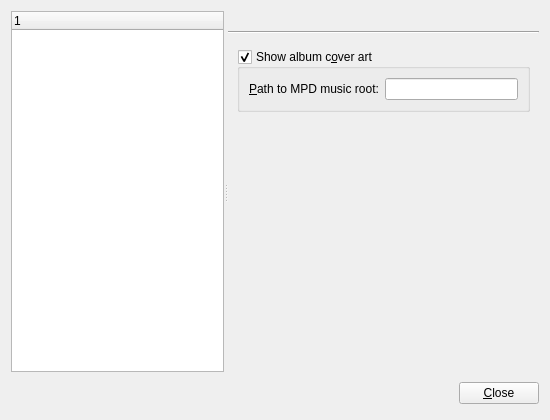
The window that ui/preferencesdialog.ui (Voker57/qmpdclient) describes before a commit, drawn with Qt 5.
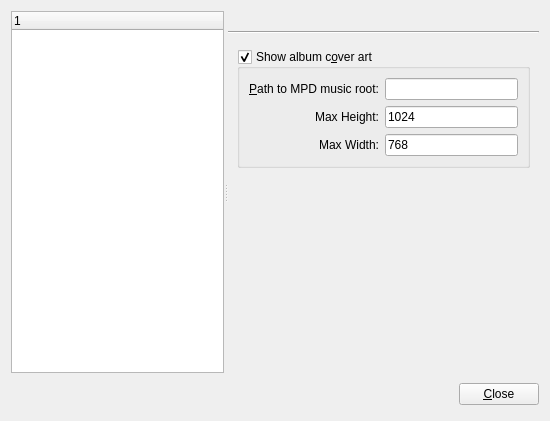
The same window after the commit. The open tabs and pages were chosen to show the change.

Commit message:
Fixed multiple about dialogs. Add max height and width size for cover art in preferences.
[Voker57]
Fixed english and style

Diff of the .ui file:
```diff
--- a/ui/preferencesdialog.ui
+++ b/ui/preferencesdialog.ui
@@ -7,7 +7,7 @@
     <x>0</x>
     <y>0</y>
     <width>550</width>
-    <height>420</height>
+    <height>421</height>
    </rect>
   </property>
   <property name="windowTitle">
@@ -810,7 +810,7 @@
           </layout>
          </widget>
          <widget class="QWidget" name="coverArtPage">
-          <layout class="QVBoxLayout">
+          <layout class="QVBoxLayout" name="verticalLayout_3">
            <item>
             <widget class="QGroupBox" name="showCoverCheck">
              <property name="title">
@@ -819,19 +819,81 @@
              <property name="checkable">
               <bool>true</bool>
              </property>
-             <layout class="QHBoxLayout">
-              <item>
+             <layout class="QGridLayout" name="gridLayout">
+              <item row="0" column="0">
                <widget class="QLabel" name="label">
                 <property name="text">
                  <string>&amp;Path to MPD music root:</string>
                 </property>
+                <property name="alignment">
+                 <set>Qt::AlignRight|Qt::AlignTrailing|Qt::AlignVCenter</set>
+                </property>
                 <property name="buddy">
                  <cstring>coverDirEdit</cstring>
                 </property>
                </widget>
               </item>
-              <item>
-               <widget class="QLineEdit" name="coverDirEdit"/>
+              <item row="0" column="1">
+               <widget class="QLineEdit" name="coverDirEdit">
+                <property name="text">
+                 <string notr="true"/>
+                </property>
+                <property name="inputMask">
+                 <string notr="true"/>
+                </property>
+               </widget>
+              </item>
+              <item row="1" column="0">
+               <widget class="QLabel" name="label_12">
+                <property name="text">
+                 <string>Max Height:</string>
+                </property>
+                <property name="textFormat">
+                 <enum>Qt::PlainText</enum>
+                </property>
+                <property name="alignment">
+                 <set>Qt::AlignRight|Qt::AlignTrailing|Qt::AlignVCenter</set>
+                </property>
+                <property name="buddy">
+                 <cstring>coverMaxHeight</cstring>
+                </property>
+               </widget>
+              </item>
+              <item row="1" column="1">
+               <widget class="QLineEdit" name="coverMaxHeight">
+                <property name="text">
+                 <string notr="true">1024</string>
+                </property>
+                <property name="inputMask">
+                 <string notr="true"/>
+                </property>
+               </widget>
+              </item>
+              <item row="2" column="0">
+               <widget class="QLabel" name="label_13">
+                <property name="text">
+                 <string>Max Width:</string>
+                </property>
+                <property name="textFormat">
+                 <enum>Qt::PlainText</enum>
+                </property>
+                <property name="alignment">
+                 <set>Qt::AlignRight|Qt::AlignTrailing|Qt::AlignVCenter</set>
+                </property>
+                <property name="buddy">
+                 <cstring>coverMaxWidth</cstring>
+                </property>
+               </widget>
+              </item>
+              <item row="2" column="1">
+               <widget class="QLineEdit" name="coverMaxWidth">
+                <property name="text">
+                 <string notr="true">768</string>
+                </property>
+                <property name="inputMask">
+                 <string notr="true"/>
+                </property>
+               </widget>
               </item>
              </layout>
             </widget>
```
Left out of the diff: 6 changed lines with no effect on the pictures. The commit also changes 6 other files.
